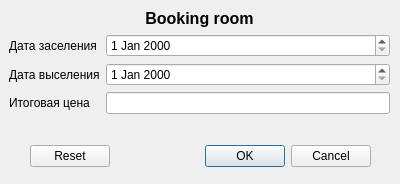
anonumka/hotelBooking, file src/lib/bookingroom.ui: the form before one commit.
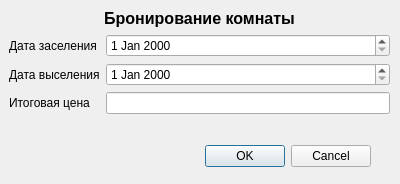
The form after the commit.

Commit message: full russian language interface

What changed in the file:
```diff
--- a/src/lib/bookingroom.ui
+++ b/src/lib/bookingroom.ui
@@ -26,7 +26,7 @@
     <enum>Qt::Horizontal</enum>
    </property>
    <property name="standardButtons">
-    <set>QDialogButtonBox::Cancel|QDialogButtonBox::Ok|QDialogButtonBox::Reset</set>
+    <set>QDialogButtonBox::Cancel|QDialogButtonBox::Ok</set>
    </property>
   </widget>
   <widget class="QWidget" name="formLayoutWidget">
@@ -49,7 +49,7 @@
        </font>
       </property>
       <property name="text">
-       <string>Booking room</string>
+       <string>Бронирование комнаты</string>
       </property>
       <property name="alignment">
        <set>Qt::AlignCenter</set>
```
The commit also changes 7 other files.
